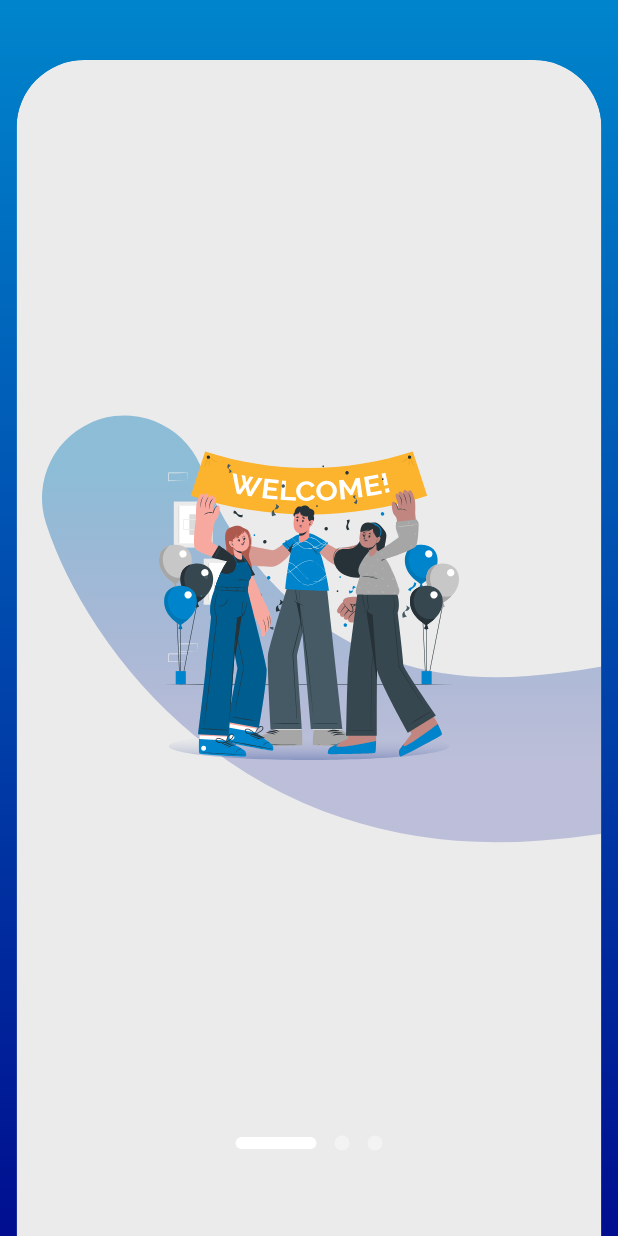
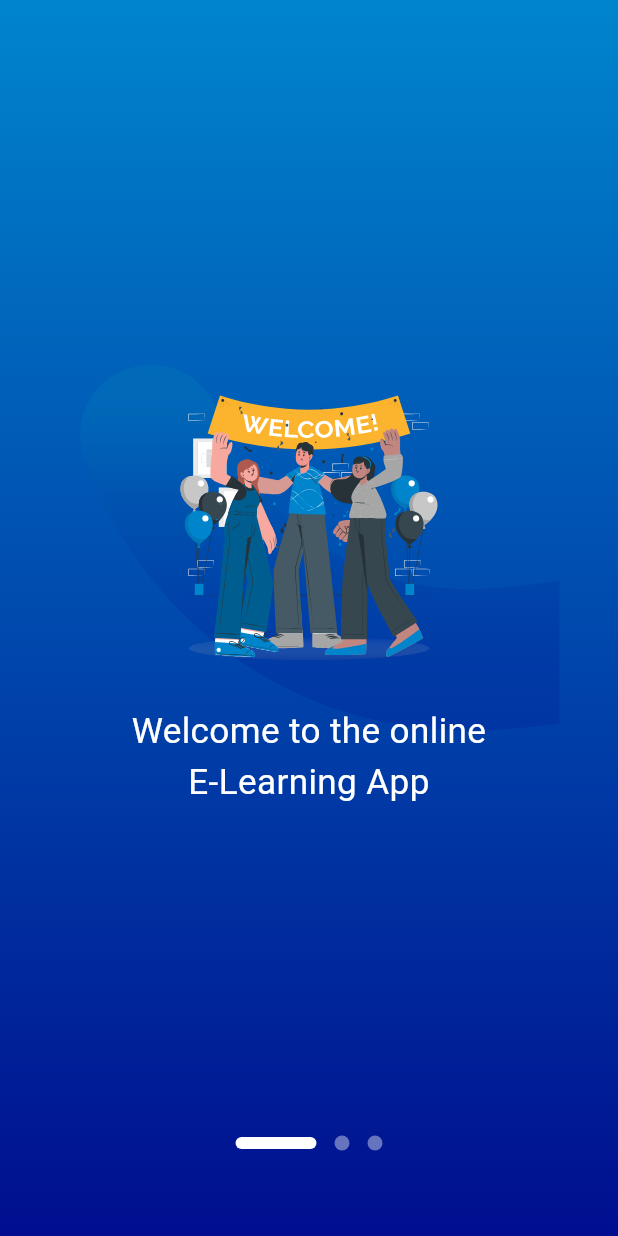
Before and after one commit to alsakniahmad51/Quis, a Flutter app: the screen it shows after launch, on a phone screen of 412 x 824 dp. Run offline on Flutter 3.47's test engine with Material 3 defaults, Android fonts, the phone set to English and light mode, and no system bars; drawn by our look-alikes of introduction_screen; our stand-ins replace flutter_screenutil, flutter_svg; Roboto replaces fonts that are missing (mochiy).

Commit message:
add Package to make the app responsive and change font family for All App

```diff
--- /dev/null
+++ b/lib/core/util/constants.dart
@@ -0,0 +1,6 @@
+abstract class AppSize {
+  static double hight = 844;
+  static double width = 390;
+}
+
+String fontApp = 'mochiy';
--- a/lib/features/onboarding/presentation/pages/onboarding.dart
+++ b/lib/features/onboarding/presentation/pages/onboarding.dart
@@ -1,8 +1,10 @@
 import 'package:flutter/cupertino.dart';
 import 'package:flutter/foundation.dart';
 import 'package:flutter/material.dart';
+import 'package:flutter_screenutil/flutter_screenutil.dart';
 import 'package:flutter_svg/flutter_svg.dart';
 import 'package:introduction_screen/introduction_screen.dart';
+import 'package:quis_app/core/util/constants.dart';
 
 class OnBoardingPage extends StatefulWidget {
   const OnBoardingPage({super.key});
@@ -77,14 +79,33 @@ class OnBoardingPageState extends State<OnBoardingPage> {
       key: introKey,
       globalBackgroundColor: const Color(0xff016BBF),
       allowImplicitScrolling: true,
-      autoScrollDuration: 3000,
+      autoScrollDuration: 50000,
       infiniteAutoScroll: true,
 
       pages: [
         PageViewModel(
           title: "",
-          bodyWidget: Column(
-            children: [SvgPicture.asset("assets/svgimages/Frame 8.svg")],
+          bodyWidget: Stack(
+            alignment: Alignment.center,
+            children: [
+              SvgPicture.asset(
+                  height: AppSize.hight.h - 103.h,
+                  width: 450.w,
+                  "assets/svgimages/Frame 8.svg"),
+              Column(
+                children: [
+                  SizedBox(
+                    height: 210.h,
+                  ),
+                  Center(
+                      child: Text(
+                    style: TextStyle(fontSize: 24.sp, color: Colors.white),
+                    "Welcome to the online\nE-Learning App",
+                    textAlign: TextAlign.center,
+                  )),
+                ],
+              )
+            ],
           ),
           decoration: pageDecoration,
         ),
--- a/lib/main.dart
+++ b/lib/main.dart
@@ -1,6 +1,8 @@
 // ignore_for_file: public_member_api_docs, sort_constructors_first
 import 'package:flutter/material.dart';
+import 'package:flutter_screenutil/flutter_screenutil.dart';
 import 'package:quis_app/core/util/approuter.dart';
+import 'package:quis_app/core/util/constants.dart';
 
 import 'package:quis_app/features/onboarding/presentation/pages/splash.dart';
 
@@ -18,10 +20,19 @@ class QuisApp extends StatelessWidget {
   final AppRouter appRouter;
   @override
   Widget build(BuildContext context) {
-    return MaterialApp(
-      debugShowCheckedModeBanner: false,
-      onGenerateRoute: appRouter.getRout,
-      home: Scaffold(
+    return ScreenUtilInit(
+      designSize: Size(AppSize.width, AppSize.hight),
+      minTextAdapt: true,
+      splitScreenMode: true,
+      builder: (context, child) {
+        return MaterialApp(
+          theme: ThemeData(fontFamily: fontApp),
+          debugShowCheckedModeBanner: false,
+          onGenerateRoute: appRouter.getRout,
+          home: child,
+        );
+      },
+      child: const Scaffold(
         body: SplashScreen(),
       ),
     );
```
Also changed, not shown: pubspec.yaml (+5 -4 lines), assets/svgimages/Frame 8.svg, pubspec.lock, 1 other file.
